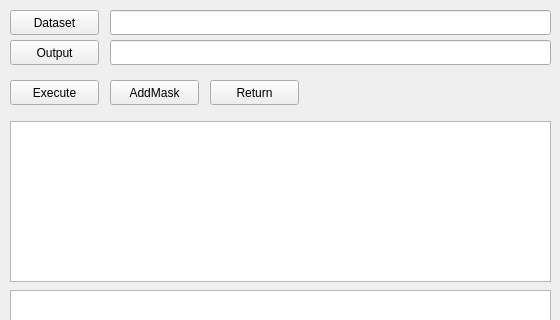
First picture: the form in gui/pages/labelToolPage.ui, repository jacv050/dataset-tools, before the edit; both pictures show x 0 to 560 and y 0 to 320 of the 560 by 507 pixel window.
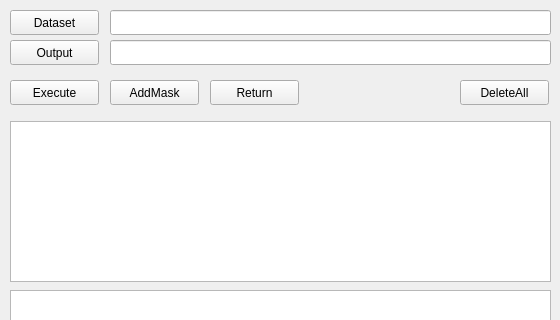
Second picture: the form after the edit.

Commit message: Added option to clear list

What changed in the file:
```diff
--- a/gui/pages/labelToolPage.ui
+++ b/gui/pages/labelToolPage.ui
@@ -127,6 +127,19 @@
     </rect>
    </property>
   </widget>
+  <widget class="QPushButton" name="pbDeleteAll">
+   <property name="geometry">
+    <rect>
+     <x>460</x>
+     <y>80</y>
+     <width>89</width>
+     <height>25</height>
+    </rect>
+   </property>
+   <property name="text">
+    <string>DeleteAll</string>
+   </property>
+  </widget>
  </widget>
  <resources/>
  <connections/>
```
The commit also changes 2 other files.
